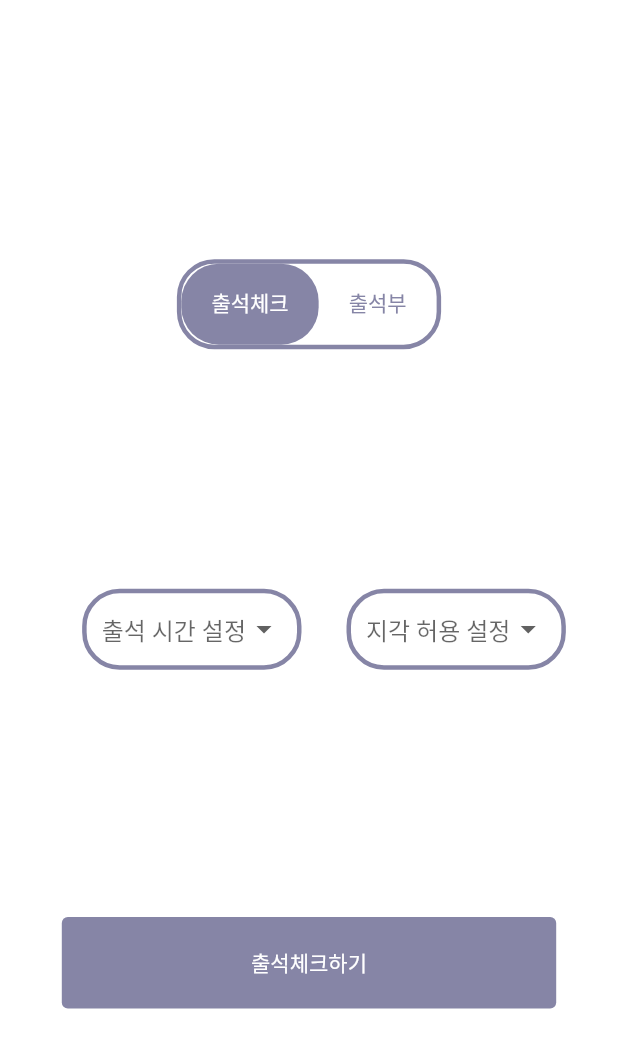
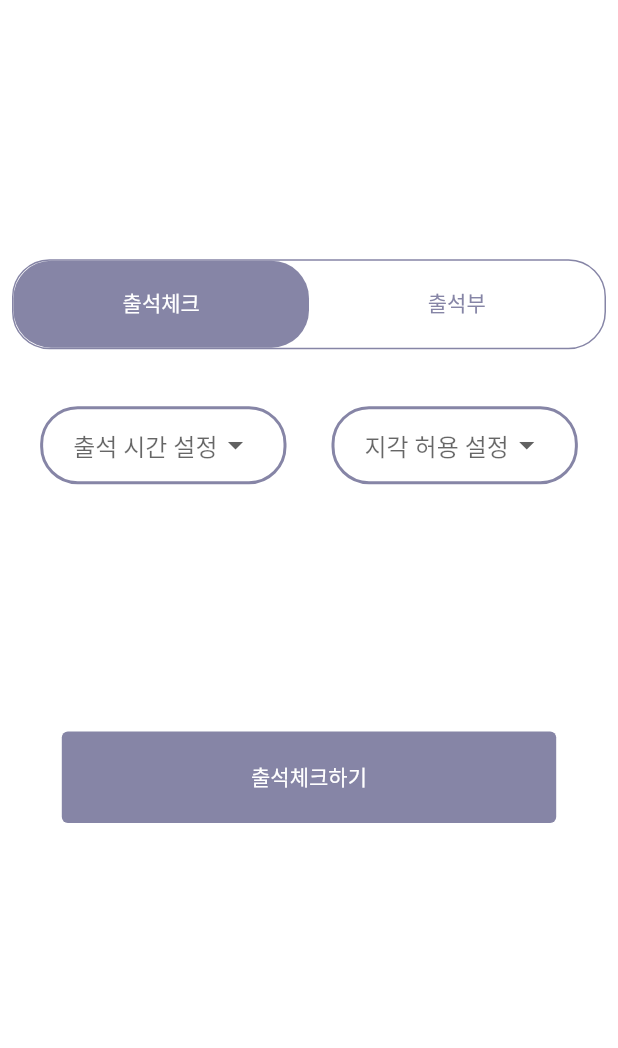
Before and after one commit to ea9gu/flutter, a Flutter app: the Check screen opened directly, on a phone screen of 412 x 824 dp. Shown: the top 1048 px of the screen. Run offline on Flutter 3.47's test engine with Material 2 defaults, Android fonts, the phone set to English and light mode, and no system bars.

Commit message:
fix design

```diff
--- a/lib/Screens/Check/prof_check.dart
+++ b/lib/Screens/Check/prof_check.dart
@@ -25,6 +25,7 @@ class _CheckState extends State<Check> with TickerProviderStateMixin {
         children: [
           SizedBox(height: size.height * 0.2),
           Container(
+            width: MediaQuery.of(context).size.width,
             child: DefaultTabController(
               length: 2,
               child: Padding(
@@ -32,10 +33,10 @@ class _CheckState extends State<Check> with TickerProviderStateMixin {
                 child: Column(
                   children: [
                     Container(
-                      // width: double.maxFinite,
+                      width: MediaQuery.of(context).size.width,
                       height: 60,
                       decoration: BoxDecoration(
-                          border: Border.all(color: mainColor, width: 3),
+                          border: Border.all(color: mainColor),
                           borderRadius: BorderRadius.circular(25)),
                       child: TabBar(
                         controller: _tabController,
@@ -44,9 +45,6 @@ class _CheckState extends State<Check> with TickerProviderStateMixin {
                           borderRadius: BorderRadius.circular(25),
                           color: mainColor,
                         ),
-                        isScrollable: true,
-                        labelPadding:
-                            const EdgeInsets.only(left: 20, right: 20),
                         tabs: [
                           Tab(text: "출석체크"),
                           Tab(text: "출석부"),
@@ -58,21 +56,22 @@ class _CheckState extends State<Check> with TickerProviderStateMixin {
               ),
             ),
           ),
+          SizedBox(height: 30),
           Expanded(
             child: TabBarView(controller: _tabController, children: [
               Column(
-                mainAxisAlignment: MainAxisAlignment.center,
+                // mainAxisAlignment: MainAxisAlignment.center,
                 children: [
                   Column(
                     children: [
                       Row(
                         mainAxisAlignment: MainAxisAlignment.center,
                         children: [
-                          SizedBox(width: 20),
+                          // SizedBox(width: 40),
                           Container(
-                            padding: EdgeInsets.only(left: 10, right: 10),
+                            padding: EdgeInsets.only(left: 20, right: 20),
                             decoration: BoxDecoration(
-                                border: Border.all(color: mainColor, width: 3),
+                                border: Border.all(color: mainColor, width: 2),
                                 borderRadius: BorderRadius.circular(25)),
                             child: DropdownButton(
                               hint: Text("출석 시간 설정"),
@@ -94,9 +93,9 @@ class _CheckState extends State<Check> with TickerProviderStateMixin {
                           ),
                           SizedBox(width: 30),
                           Container(
-                            padding: EdgeInsets.only(left: 10, right: 10),
+                            padding: EdgeInsets.only(left: 20, right: 20),
                             decoration: BoxDecoration(
-                                border: Border.all(color: mainColor, width: 3),
+                                border: Border.all(color: mainColor, width: 2),
                                 borderRadius: BorderRadius.circular(25)),
                             child: DropdownButton(
                               hint: Text("지각 허용 설정"),
```
